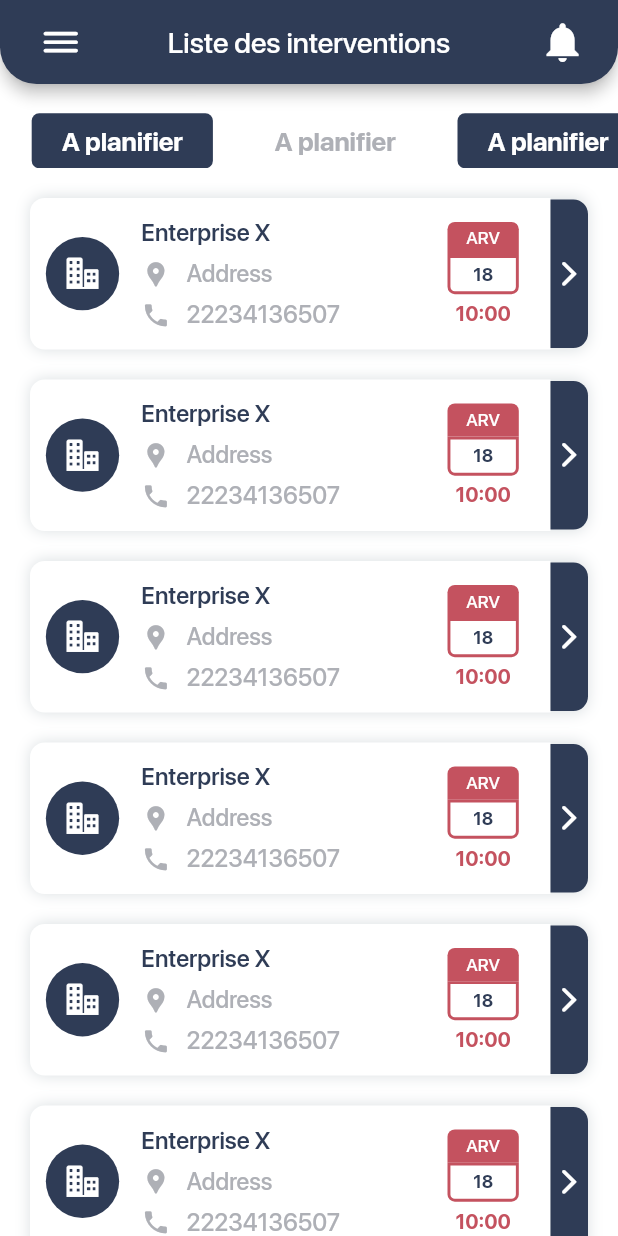
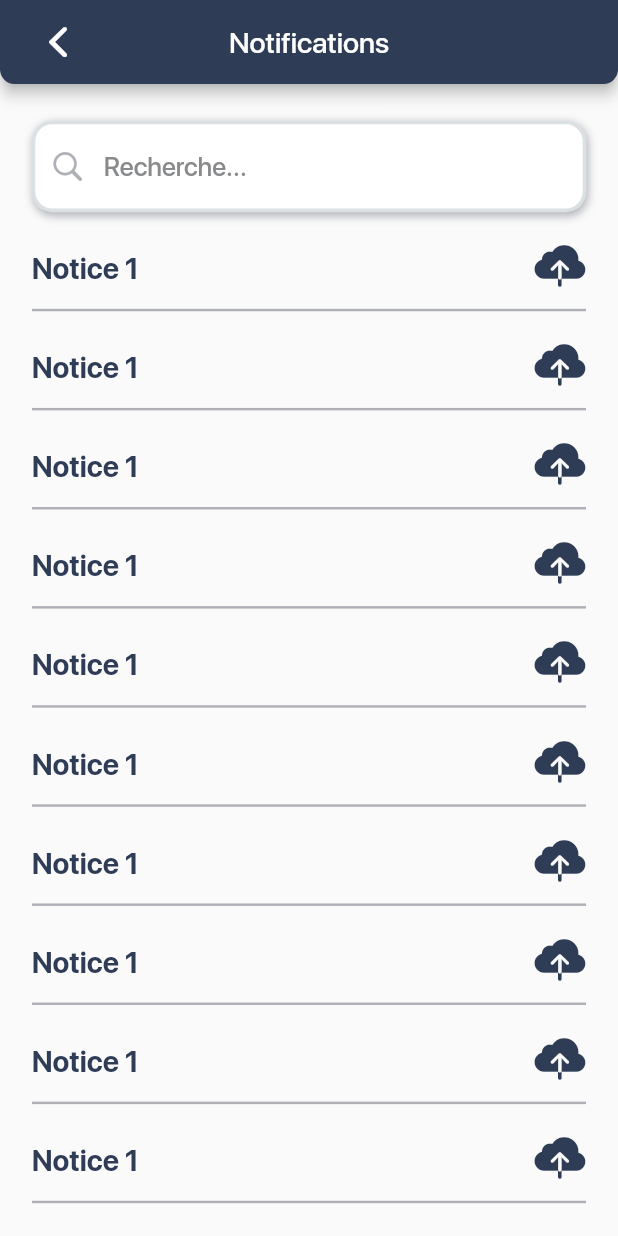
Before and after one commit to SidiahmedHABIB/installateur-mobile-app, a Flutter app: the screen it shows after launch, on a phone screen of 412 x 824 dp. Run offline on Flutter 3.47's test engine with Material 2 defaults, Android fonts, the phone set to English and light mode, and no system bars; our stand-ins replace animated_text_kit, dotted_border, expandable_text, get; project files that could hold a hidden picture were left out.

Commit message:
ui notices screen

```diff
--- a/lib/main.dart
+++ b/lib/main.dart
@@ -1,5 +1,6 @@
 import 'package:flutter/material.dart';
 import 'package:get/get.dart';
+import 'presentation/notices/notice_view.dart';
 import 'presentation/notification/notification_view.dart';
 import 'presentation/resources/routes_manager.dart';
 import 'presentation/settings/settings_view.dart';
@@ -19,9 +20,9 @@ class MyApp extends StatelessWidget {
         primarySwatch: Colors.blue,
       ),
       debugShowCheckedModeBanner: false,
-      // home: NotificationView(),
-      getPages: RoutesManager.routes,
-      initialRoute: RoutesManager.getInitial(),
+      home: NoticesView(),
+      // getPages: RoutesManager.routes,
+      // initialRoute: RoutesManager.getInitial(),
     );
   }
 }
--- /dev/null
+++ b/lib/presentation/notices/notice_view.dart
@@ -0,0 +1,84 @@
+import 'package:flutter/cupertino.dart';
+import 'package:flutter/material.dart';
+import 'package:get/get.dart';
+import 'package:installateur/presentation/notices/widgets/notice_row.dart';
+import 'package:installateur/presentation/widgets_manager/big_text_widget.dart';
+import 'package:installateur/presentation/widgets_manager/icon_widget.dart';
+import 'package:installateur/presentation/widgets_manager/text_field_widget.dart';
+import '../main/home_view.dart';
+import '../resources/colors_manager.dart';
+import '../resources/values_manager.dart';
+import '../widgets_manager/medium_text_widget.dart';
+
+class NoticesView extends StatelessWidget {
+  const NoticesView({super.key});
+
+  @override
+  Widget build(BuildContext context) {
+    var searchController = TextEditingController();
+    return Scaffold(
+      //header
+      appBar: AppBar(
+        leading: Builder(
+          builder: (BuildContext context) {
+            return Padding(
+              padding: EdgeInsets.only(left: AppPadding.wp20),
+              child: IconButton(
+                icon: const Icon(
+                  CupertinoIcons.back,
+                ),
+                onPressed: () {
+                  Get.to(HomeView());
+                },
+              ),
+            );
+          },
+        ),
+        iconTheme: IconThemeData(
+          color: ColorManager.white,
+          size: AppSize.hs25 * 1.3,
+        ),
+        //header style
+        backgroundColor: ColorManager.mainColor,
+        shape: RoundedRectangleBorder(
+          borderRadius: BorderRadius.vertical(
+            bottom: Radius.circular(AppSize.hs10),
+          ),
+        ),
+        centerTitle: true,
+        title: MediumTextWidget(
+          text: "Notifications",
+          color: ColorManager.white,
+          size: FontSize.fs20,
+        ),
+      ),
+
+      //body
+      body: Container(
+        padding: EdgeInsets.symmetric(horizontal: AppSize.ws20),
+        child: Column(children: [
+          SizedBox(height: AppSize.hs25),
+          // search
+          TextFieldWidget(
+            textController: searchController,
+            hintText: "Recherche...",
+            icon: CupertinoIcons.search,
+          ),
+          SizedBox(height: AppSize.hs20),
+          //lister of notices
+          Expanded(
+            child: ListView.separated(
+              itemCount: 20,
+              itemBuilder: (context, index) {
+                return NoticeRow();
+              },
+              separatorBuilder: (context, index) {
+                return SizedBox(height: AppSize.hs10);
+              },
+            ),
+          )
+        ]),
+      ),
+    );
+  }
+}
--- /dev/null
+++ b/lib/presentation/notices/widgets/notice_row.dart
@@ -0,0 +1,35 @@
+import 'package:flutter/cupertino.dart';
+import '../../resources/colors_manager.dart';
+import '../../resources/values_manager.dart';
+import '../../widgets_manager/big_text_widget.dart';
+import '../../widgets_manager/icon_widget.dart';
+
+class NoticeRow extends StatelessWidget {
+  const NoticeRow({super.key});
+  @override
+  Widget build(BuildContext context) {
+    return Column(
+      children: [
+        Row(mainAxisAlignment: MainAxisAlignment.spaceBetween, children: [
+          BigTextWidget(
+            text: "Notice 1",
+            color: ColorManager.mainColor,
+            size: FontSize.fs20,
+          ),
+          IconWidget(
+            icon: CupertinoIcons.cloud_upload_fill,
+            iconColor: ColorManager.mainColor,
+            size: AppSize.hs18 * 2,
+          )
+        ]),
+        SizedBox(height: AppSize.hs10),
+        Container(
+          color: ColorManager.grey,
+          height: AppSize.hs5 / 3,
+          width: double.maxFinite,
+        ),
+        SizedBox(height: AppSize.hs10),
+      ],
+    );
+  }
+}
--- a/lib/presentation/notification/notification_view.dart
+++ b/lib/presentation/notification/notification_view.dart
@@ -25,7 +25,7 @@ class NotificationView extends StatelessWidget {
         color: Colors.red.shade500,
       ),
       child: IconWidget(
-        icon: Icons.delete,
+        icon: CupertinoIcons.delete_solid,
         iconColor: ColorManager.white,
         size: AppSize.hs25 * 3,
       ),
@@ -65,7 +65,7 @@ class NotificationView extends StatelessWidget {
         ),
         centerTitle: true,
         title: MediumTextWidget(
-          text: "Liste des boitiers",
+          text: "Notifications",
           color: ColorManager.white,
           size: FontSize.fs20,
         ),
```
